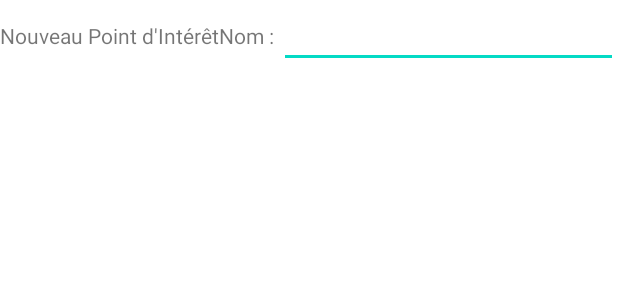
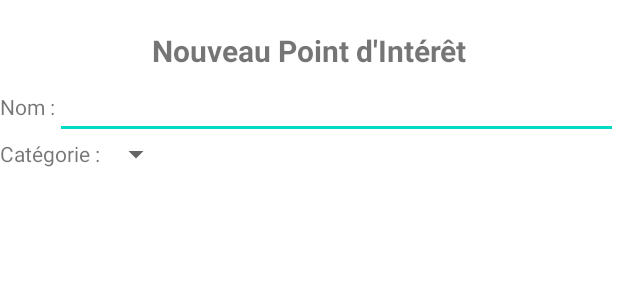
Before and after one commit to EtienneLang/TP3_Mobile, an Android app: the layout set_location_dialog.xml on its own in the app's theme, with its tools: preview values and no code run, on a phone screen of 412 x 824 dp. Shown: the top 300 px of the screen. Run offline under Robolectric (Android 15) with nearby library versions, the phone set to English and light mode, and no system bars.

Commit message:
Maudit projet poche calice

```diff
--- a/app/src/main/java/com/example/a23_tp3_depart/ui/map/EditLocatDialogFragment.kt
+++ b/app/src/main/java/com/example/a23_tp3_depart/ui/map/EditLocatDialogFragment.kt
@@ -2,7 +2,9 @@ package com.example.a23_tp3_depart.ui.map
 
 import android.app.Dialog
 import android.os.Bundle
+import android.widget.ArrayAdapter
 import android.widget.EditText
+import android.widget.Spinner
 import androidx.appcompat.app.AlertDialog
 import androidx.fragment.app.DialogFragment
 import com.example.a23_tp3_depart.R
@@ -12,7 +14,11 @@ class EditLocatDialogFragment(): DialogFragment()  {
     override fun onCreateDialog(savedInstanceState: Bundle?): Dialog {
         val builder = activity?.let { AlertDialog.Builder(it) }
         val inflater = requireActivity().layoutInflater
-
+        val spinner = requireActivity().findViewById<Spinner>(R.id.categoriesSpinner)
+        val categories = resources.getStringArray(R.array.liste_categorie)
+        val adapteur = ArrayAdapter(requireContext(), android.R.layout.simple_spinner_item,categories)
+        adapteur.setDropDownViewResource(android.R.layout.simple_spinner_dropdown_item)
+        spinner!!.adapter = adapteur
         arguments?.let {
             // todo : Récupère les arguments passés à la boîte de dialogue depuis l'activité appelante
             builder?.setTitle("Définir un nouveau point d'intérêt")
--- a/app/src/main/java/com/example/a23_tp3_depart/ui/map/MapFragment.kt
+++ b/app/src/main/java/com/example/a23_tp3_depart/ui/map/MapFragment.kt
@@ -16,6 +16,7 @@ import androidx.appcompat.app.AlertDialog
 import androidx.core.app.ActivityCompat
 import androidx.core.content.ContextCompat
 import androidx.fragment.app.Fragment
+import androidx.fragment.app.FragmentManager
 import androidx.lifecycle.ViewModelProvider
 import com.example.a23_tp3_depart.databinding.FragmentMapBinding
 import com.google.android.gms.location.*
@@ -195,8 +196,15 @@ class MapFragment : Fragment(), OnMapReadyCallback {
             // Ici, latLng contient les coordonnées (latitude et longitude) du point où l'utilisateur a cliqué sur la carte.
             // Vous pouvez effectuer des actions en fonction de l'emplacement du clic, par exemple, placer un marqueur.
             // Par exemple, pour placer un marqueur :
-            val markerOptions = MarkerOptions().position(latLng).title("Nouveau Point")
-            mMap.addMarker(markerOptions)
+
+
+            if (modeAjoutPointsInteret){
+                val fragment = EditLocatDialogFragment()
+                fragment.show(requireActivity().supportFragmentManager , "EditLocationFragment")
+                val markerOptions = MarkerOptions().position(latLng).title("Nouveau Point")
+                mMap.addMarker(markerOptions)
+            }
+
         }
 
         //todo : placer la barre de zoom
--- a/app/src/main/res/layout/set_location_dialog.xml
+++ b/app/src/main/res/layout/set_location_dialog.xml
@@ -3,26 +3,46 @@
     android:orientation="horizontal"
     android:layout_width="match_parent"
     android:layout_height="wrap_content">
+    <LinearLayout
+        android:layout_width="match_parent"
+        android:layout_height="wrap_content"
+        android:orientation="vertical">
         <TextView
-        android:text="Nouveau Point d'Intérêt"
-        android:layout_width="wrap_content"
-        android:layout_height="wrap_content" />
+            android:text="@string/creation_marqueur"
+            android:layout_width="match_parent"
+            android:layout_height="wrap_content"
+            android:textAlignment="center"
+            android:textSize="20dp"
+            android:layout_marginTop="20dp"
+            android:textStyle="bold"/>
+        <LinearLayout
+            android:layout_width="match_parent"
+            android:layout_height="wrap_content"
+            android:orientation="horizontal">
             <TextView
-        android:text="Nom : "
+                android:text="@string/nom"
                 android:layout_width="wrap_content"
                 android:layout_height="wrap_content" />
             <EditText
                 android:id="@+id/txtNom"
                 android:layout_width="match_parent"
                 android:layout_height="wrap_content"
-        android:inputType="text" />
-    <TextView
-        android:text="Prix : "
-        android:layout_width="wrap_content"
-        android:layout_height="wrap_content" />
-    <EditText
-        android:id="@+id/txtPrix"
+                android:inputType="text"/>
+        </LinearLayout>
+        <LinearLayout
             android:layout_width="match_parent"
             android:layout_height="wrap_content"
-        android:inputType="number" />
+            android:orientation="horizontal">
+            <TextView
+                android:text="@string/categorie"
+                android:layout_width="wrap_content"
+                android:layout_height="wrap_content"/>
+            <Spinner
+                android:id="@+id/categoriesSpinner"
+                android:layout_width="wrap_content"
+                android:layout_height="match_parent"/>
+
         </LinearLayout>
+    </LinearLayout>
+
+</LinearLayout>
--- a/app/src/main/res/values/strings.xml
+++ b/app/src/main/res/values/strings.xml
@@ -10,4 +10,14 @@
     <string name="menu_home">Home</string>
     <string name="menu_map">Map</string>
     <string name="menu_details">Details</string>
+    <string name="creation_marqueur">Nouveau Point d\'Intérêt</string>
+    <string name="categorie">Catégorie : </string>
+    <string name="nom">Nom : </string>
+    <string-array name="liste_categorie">
+        <item>Maison</item>
+        <item>Épicerie</item>
+        <item>Maison d\'un ami</item>
+        <item>École</item>
+        <item>Travail</item>
+    </string-array>
 </resources>
```
Lines whose indentation alone changed are shown as unchanged.
